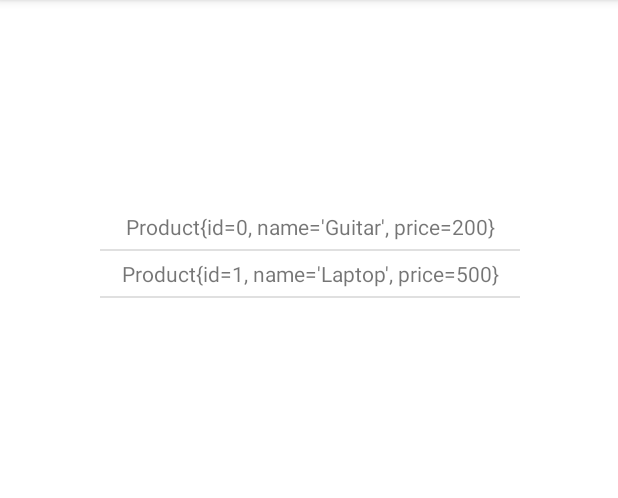
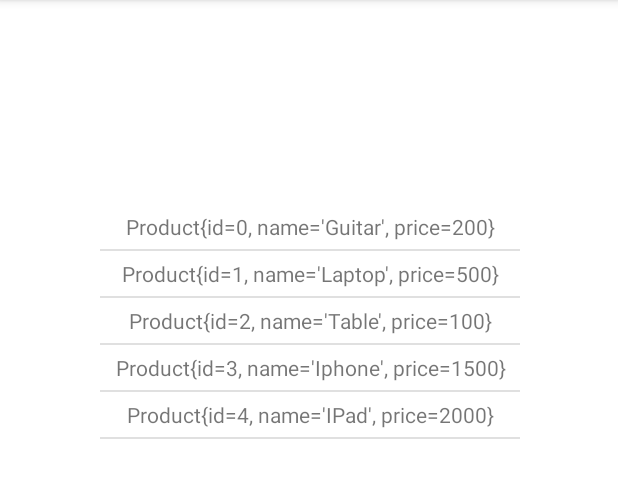
Before and after one commit to SuhovenkoEduard/Sem7, an Android app: the screen it shows after launch (MainActivity), in the options menu, after a tap on "Full list", on a phone screen of 412 x 824 dp, the part 84-582 px from its top. Run offline under Robolectric (Android 15) with nearby library versions, the phone set to English and light mode, and no system bars.

Commit message:
ANDROID Lab3 ([1, 2, 3, 5, 7] / 7)

```diff
--- a/android/lab3/code/app/src/main/java/com/uni/lab3/productsReader/ProductsHandlerCallback.java
+++ b/android/lab3/code/app/src/main/java/com/uni/lab3/IO/productsReader/ProductsHandlerCallback.java
@@ -1,4 +1,4 @@
-package com.uni.lab3.productsReader;
+package com.uni.lab3.IO.productsReader;
 
 import com.uni.lab3.model.Product;
 
--- a/android/lab3/code/app/src/main/java/com/uni/lab3/productsReader/ProductsReader.java
+++ b/android/lab3/code/app/src/main/java/com/uni/lab3/IO/productsReader/ProductsReader.java
@@ -1,4 +1,4 @@
-package com.uni.lab3.productsReader;
+package com.uni.lab3.IO.productsReader;
 
 import android.app.ProgressDialog;
 import android.content.Context;
@@ -34,7 +34,7 @@ public class ProductsReader extends AsyncTask<Void, Void, Product[]> {
         StringBuilder stringBuilder = new StringBuilder();
 
         try {
-            String line = "";
+            String line;
             while ((line = bufferedReader.readLine()) != null) {
                 stringBuilder.append(line);
             }
--- /dev/null
+++ b/android/lab3/code/app/src/main/java/com/uni/lab3/IO/productsWriter/ProductsWriter.java
@@ -0,0 +1,5 @@
+package com.uni.lab3.IO.productsWriter;
+
+public class ProductsWriter {
+
+}
--- a/android/lab3/code/app/src/main/res/layout/activity_main.xml
+++ b/android/lab3/code/app/src/main/res/layout/activity_main.xml
@@ -6,6 +6,17 @@
     android:layout_width="match_parent"
     android:layout_height="match_parent"
     tools:context=".activities.MainActivity">
+
+    <FrameLayout
+        android:id="@+id/dialogframeLayout"
+        android:layout_width="match_parent"
+        android:layout_height="wrap_content"
+        android:layout_alignParentTop="true"
+        android:layout_marginBottom="28dp"
+        app:layout_constraintBottom_toTopOf="@+id/searchQueryTextView"
+        app:layout_constraintEnd_toEndOf="parent"
+        app:layout_constraintStart_toStartOf="parent"
+        app:layout_constraintTop_toTopOf="parent" />
 
     <ListView
         android:id="@+id/productsListView"
--- a/android/lab3/code/app/src/main/res/menu/navigation_menu.xml
+++ b/android/lab3/code/app/src/main/res/menu/navigation_menu.xml
@@ -2,6 +2,9 @@
 <menu xmlns:android="http://schemas.android.com/apk/res/android"
     android:layout_width="match_parent"
     android:layout_height="match_parent">
+    <item
+        android:id="@+id/save_products"
+        android:title="@string/save" />
     <item
         android:id="@+id/search"
         android:title="@string/search" />
@@ -11,6 +14,24 @@
     <item
         android:id="@+id/full_list"
         android:title="@string/full_list" />
+    <item
+        android:id="@+id/crud_menu"
+        android:title="@string/actions"
+        >
+        <menu
+            android:layout_width="match_parent"
+            android:layout_height="match_parent">
+            <item
+                android:id="@+id/create_product"
+                android:title="@string/create" />
+            <item
+                android:id="@+id/update_product"
+                android:title="@string/update" />
+            <item
+                android:id="@+id/delete_product"
+                android:title="@string/delete" />
+        </menu>
+    </item>
     <item
         android:id="@+id/theme_menu"
         android:title="@string/theme"
--- a/android/lab3/code/app/src/main/res/values/strings.xml
+++ b/android/lab3/code/app/src/main/res/values/strings.xml
@@ -26,4 +26,11 @@
     <string name="default_theme">Default</string>
     <string name="red">Red</string>
     <string name="green">Green</string>
+    <string name="create">Create</string>
+    <string name="update">Update</string>
+    <string name="delete">Delete</string>
+    <string name="actions">Actions</string>
+    <string name="save">Save</string>
+    <string name="please_select_productid_to_delete">Please select productId to delete:</string>
+    <string name="cancel">Cancel</string>
 </resources>
```
Also changed, not shown: android/lab3/code/app/src/main/AndroidManifest.xml (+8 -2 lines), android/lab3/code/app/src/main/assets/products.json (+28 -1 lines), android/lab3/code/app/src/main/java/com/uni/lab3/activities/AddEditForm.java (added, +23 -0 lines), android/lab3/code/app/src/main/java/com/uni/lab3/activities/MainActivity.java (+69 -2 lines), android/lab3/code/app/src/main/java/com/uni/lab3/fragments/DeleteDialog.java (added, +97 -0 lines), android/lab3/code/app/src/main/res/layout/activity_add_edit_form.xml (added, +8 -0 lines), android/lab3/code/app/src/main/res/layout/fragment_delete_dialog.xml (added, +65 -0 lines).
